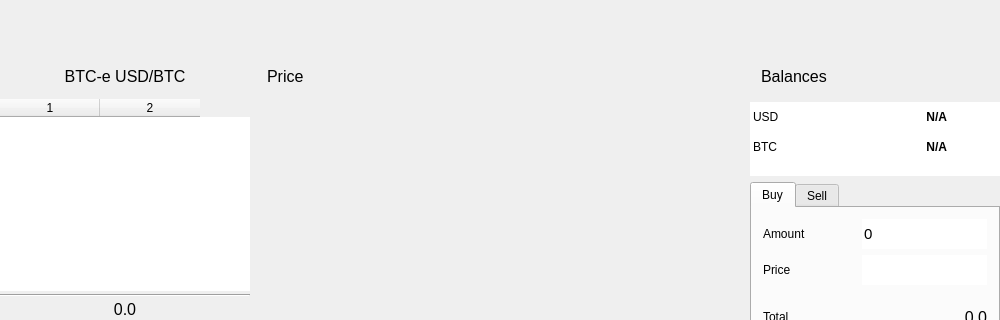
The window that src/mainwindow.ui (MuesliReep/TradeDeck) describes before a commit, drawn with Qt 5; both pictures show x 0 to 1000 and y 0 to 320 of the 1000 by 800 pixel window.
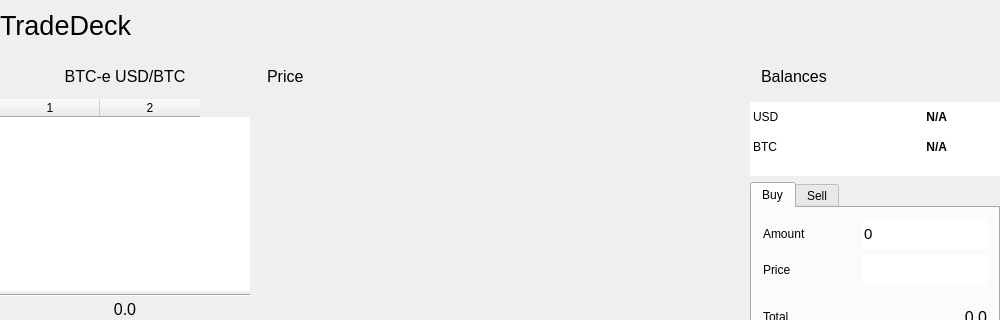
The same window after the commit. Icons and pictures are not drawn. Custom widgets are drawn as their Qt base class.

Diff of the .ui file:
```diff
--- a/src/mainwindow.ui
+++ b/src/mainwindow.ui
@@ -50,14 +50,41 @@
       <property name="autoFillBackground">
        <bool>true</bool>
       </property>
+      <layout class="QHBoxLayout" name="horizontalLayout_2">
+       <property name="leftMargin">
+        <number>0</number>
+       </property>
+       <property name="topMargin">
+        <number>0</number>
+       </property>
+       <property name="rightMargin">
+        <number>0</number>
+       </property>
+       <property name="bottomMargin">
+        <number>0</number>
+       </property>
+       <item>
+        <widget class="QLabel" name="label">
+         <property name="font">
+          <font>
+           <pointsize>20</pointsize>
+          </font>
+         </property>
+         <property name="text">
+          <string>TradeDeck</string>
+         </property>
+         <property name="margin">
+          <number>6</number>
+         </property>
+        </widget>
+       </item>
+       <item>
       <widget class="QPushButton" name="pushButtonExchangeSettings">
-       <property name="geometry">
-        <rect>
-         <x>920</x>
-         <y>0</y>
+         <property name="maximumSize">
+          <size>
          <width>50</width>
          <height>50</height>
-        </rect>
+          </size>
        </property>
        <property name="text">
         <string/>
@@ -76,6 +103,8 @@
         <bool>true</bool>
        </property>
       </widget>
+       </item>
+      </layout>
      </widget>
     </item>
     <item>
```
Lines whose indentation alone changed are shown as unchanged.
